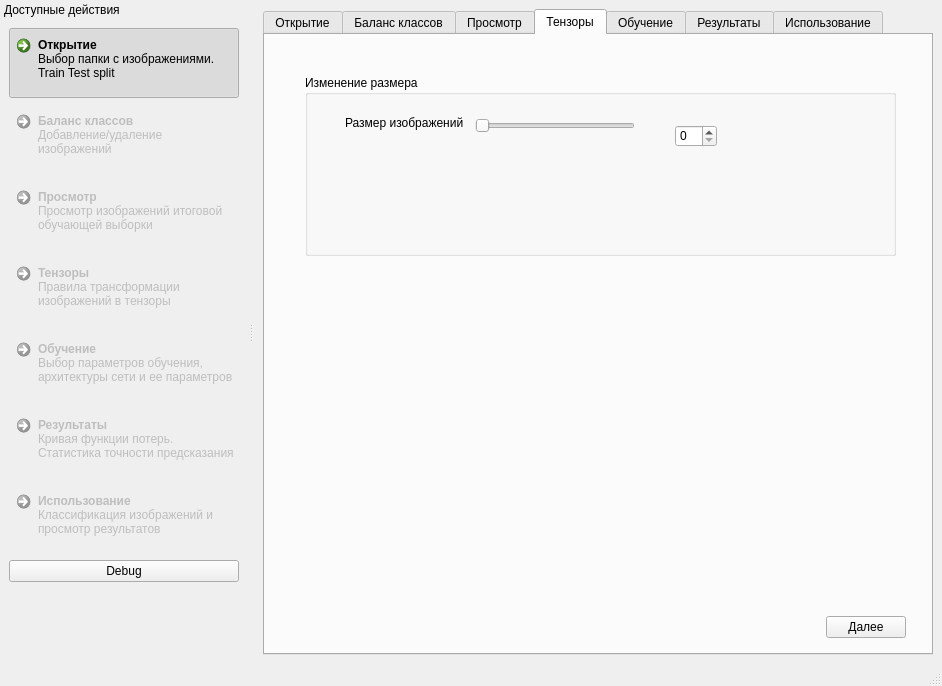
Qt form qt_cpp_project/mainwindow.ui (gurmaaan/MedNN) before a commit.
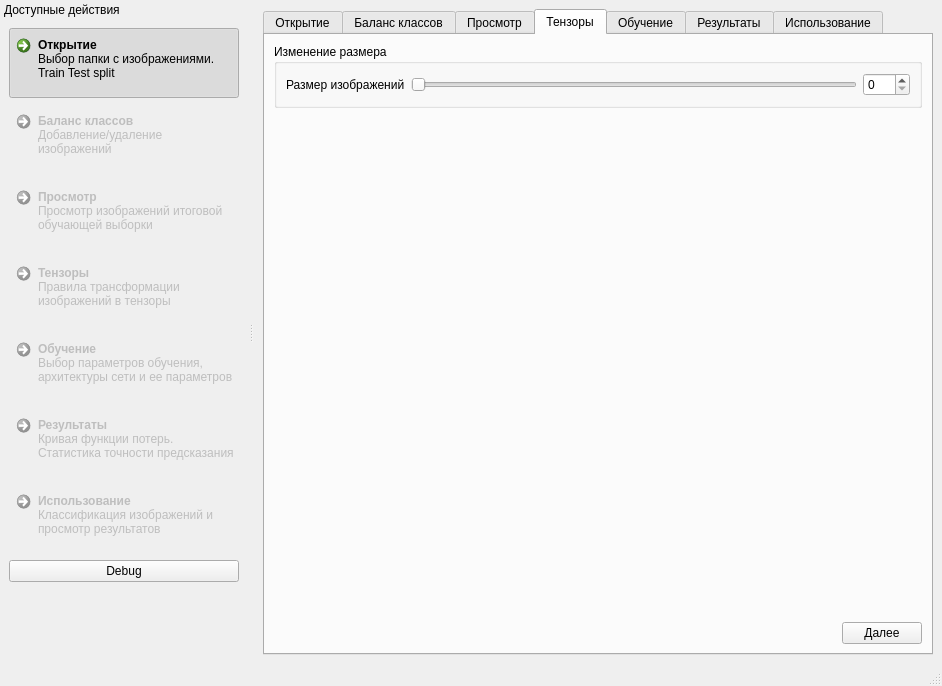
The same form after that commit. The open tabs and pages were chosen to show the change. Icons and pictures are not drawn.

Commit message: Исправлена навигация кнопками "далее"

What changed in the file:
```diff
--- a/qt_cpp_project/mainwindow.ui
+++ b/qt_cpp_project/mainwindow.ui
@@ -37,7 +37,7 @@
        </size>
       </property>
       <property name="currentIndex">
-       <number>0</number>
+       <number>5</number>
       </property>
       <widget class="QWidget" name="tab_open">
        <attribute name="title">
@@ -808,7 +808,9 @@
        <attribute name="title">
         <string>Просмотр</string>
        </attribute>
-       <layout class="QHBoxLayout" name="horizontalLayout_19">
+       <layout class="QVBoxLayout" name="verticalLayout_17">
+        <item>
+         <layout class="QHBoxLayout" name="horizontalLayout_24">
         <item>
          <layout class="QVBoxLayout" name="verticalLayout_13">
           <item>
@@ -927,8 +929,8 @@
               <rect>
                <x>0</x>
                <y>0</y>
-               <width>318</width>
-               <height>570</height>
+                 <width>317</width>
+                 <height>537</height>
               </rect>
              </property>
              <layout class="QVBoxLayout" name="verticalLayout_9">
@@ -967,77 +969,55 @@
          </layout>
         </item>
        </layout>
+        </item>
+        <item>
+         <layout class="QHBoxLayout" name="horizontalLayout_19">
+          <item>
+           <spacer name="horizontalSpacer_15">
+            <property name="orientation">
+             <enum>Qt::Horizontal</enum>
+            </property>
+            <property name="sizeHint" stdset="0">
+             <size>
+              <width>40</width>
+              <height>20</height>
+             </size>
+            </property>
+           </spacer>
+          </item>
+          <item>
+           <widget class="QPushButton" name="t2_btn_next">
+            <property name="text">
+             <string>Далее</string>
+            </property>
+           </widget>
+          </item>
+         </layout>
+        </item>
+       </layout>
       </widget>
       <widget class="QWidget" name="tab_tensor">
        <attribute name="title">
         <string>Тензоры</string>
        </attribute>
-       <widget class="QWidget" name="layoutWidget">
-        <property name="geometry">
-         <rect>
-          <x>250</x>
-          <y>580</y>
-          <width>391</width>
-          <height>25</height>
-         </rect>
-        </property>
-        <layout class="QHBoxLayout" name="horizontalLayout_14">
+       <layout class="QVBoxLayout" name="verticalLayout_16">
          <item>
-          <spacer name="horizontalSpacer_7">
-           <property name="orientation">
-            <enum>Qt::Horizontal</enum>
-           </property>
-           <property name="sizeHint" stdset="0">
-            <size>
-             <width>40</width>
-             <height>20</height>
-            </size>
-           </property>
-          </spacer>
-         </item>
-         <item>
-          <widget class="QPushButton" name="t2_btn_next">
-           <property name="text">
-            <string>Далее</string>
-           </property>
-          </widget>
-         </item>
-        </layout>
-       </widget>
        <widget class="QGroupBox" name="groupBox_2">
-        <property name="geometry">
-         <rect>
-          <x>40</x>
-          <y>40</y>
-          <width>591</width>
-          <height>181</height>
-         </rect>
-        </property>
         <property name="title">
          <string>Изменение размера</string>
         </property>
+          <layout class="QVBoxLayout" name="verticalLayout_15">
+           <item>
+            <layout class="QHBoxLayout" name="horizontalLayout_23">
+             <item>
         <widget class="QLabel" name="label_10">
-         <property name="geometry">
-          <rect>
-           <x>40</x>
-           <y>40</y>
-           <width>131</width>
-           <height>16</height>
-          </rect>
-         </property>
          <property name="text">
           <string>Размер изображений</string>
          </property>
         </widget>
+             </item>
+             <item>
         <widget class="QSlider" name="horizontalSlider">
-         <property name="geometry">
-          <rect>
-           <x>170</x>
-           <y>40</y>
-           <width>160</width>
-           <height>22</height>
-          </rect>
-         </property>
          <property name="minimum">
           <number>32</number>
          </property>
@@ -1051,25 +1031,101 @@
           <enum>Qt::Horizontal</enum>
          </property>
         </widget>
+             </item>
+             <item>
         <widget class="QSpinBox" name="spinBox">
-         <property name="geometry">
-          <rect>
-           <x>370</x>
-           <y>50</y>
-           <width>42</width>
-           <height>22</height>
-          </rect>
-         </property>
          <property name="maximum">
           <number>256</number>
          </property>
         </widget>
-       </widget>
+             </item>
+            </layout>
+           </item>
+          </layout>
+         </widget>
+        </item>
+        <item>
+         <spacer name="verticalSpacer_3">
+          <property name="orientation">
+           <enum>Qt::Vertical</enum>
+          </property>
+          <property name="sizeHint" stdset="0">
+           <size>
+            <width>20</width>
+            <height>506</height>
+           </size>
+          </property>
+         </spacer>
+        </item>
+        <item>
+         <layout class="QHBoxLayout" name="horizontalLayout_14">
+          <item>
+           <spacer name="horizontalSpacer_7">
+            <property name="orientation">
+             <enum>Qt::Horizontal</enum>
+            </property>
+            <property name="sizeHint" stdset="0">
+             <size>
+              <width>40</width>
+              <height>20</height>
+             </size>
+            </property>
+           </spacer>
+          </item>
+          <item>
+           <widget class="QPushButton" name="t3_btn_next">
+            <property name="text">
+             <string>Далее</string>
+            </property>
+           </widget>
+          </item>
+         </layout>
+        </item>
+       </layout>
       </widget>
       <widget class="QWidget" name="tab_train">
        <attribute name="title">
         <string>Обучение</string>
        </attribute>
+       <layout class="QVBoxLayout" name="verticalLayout_14">
+        <item>
+         <spacer name="verticalSpacer_2">
+          <property name="orientation">
+           <enum>Qt::Vertical</enum>
+          </property>
+          <property name="sizeHint" stdset="0">
+           <size>
+            <width>20</width>
+            <height>569</height>
+           </size>
+          </property>
+         </spacer>
+        </item>
+        <item>
+         <layout class="QHBoxLayout" name="horizontalLayout_22">
+          <item>
+           <spacer name="horizontalSpacer_14">
+            <property name="orientation">
+             <enum>Qt::Horizontal</enum>
+            </property>
+            <property name="sizeHint" stdset="0">
+             <size>
+              <width>40</width>
+              <height>20</height>
+             </size>
+            </property>
+           </spacer>
+          </item>
+          <item>
+           <widget class="QPushButton" name="t4_btn_next">
+            <property name="text">
+             <string>Далее</string>
+            </property>
+           </widget>
+          </item>
+         </layout>
+        </item>
+       </layout>
       </widget>
       <widget class="QWidget" name="tab_statistics">
        <attribute name="title">
@@ -1134,6 +1190,30 @@
           </property>
          </widget>
         </item>
+        <item>
+         <layout class="QHBoxLayout" name="horizontalLayout_25">
+          <item>
+           <spacer name="horizontalSpacer_16">
+            <property name="orientation">
+             <enum>Qt::Horizontal</enum>
+            </property>
+            <property name="sizeHint" stdset="0">
+             <size>
+              <width>40</width>
+              <height>20</height>
+             </size>
+            </property>
+           </spacer>
+          </item>
+          <item>
+           <widget class="QPushButton" name="t5_btn_next">
+            <property name="text">
+             <string>Далее</string>
+            </property>
+           </widget>
+          </item>
+         </layout>
+        </item>
        </layout>
       </widget>
       <widget class="QWidget" name="tab_usage">
```
Lines whose indentation alone changed are shown as unchanged. The commit also changes 2 other files.
